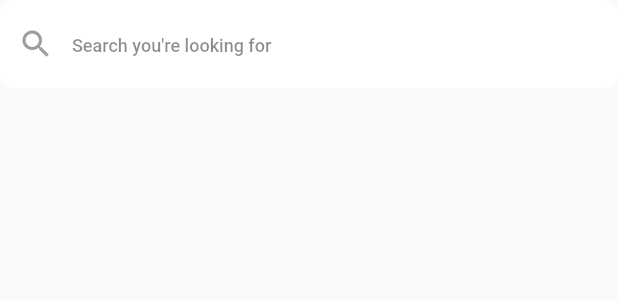
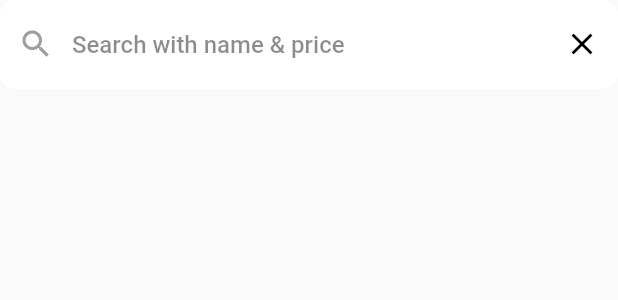
Before and after one commit to yamnizero/mkan_shop, a Flutter app: the SearchFormText widget shown alone on an empty page, opened directly, on a phone screen of 412 x 824 dp. Shown: the top 300 px of the screen. Run offline on Flutter 3.47's test engine with Material 2 defaults, Android fonts, the phone set to English and light mode, and no system bars; our stand-ins replace badges, carousel_slider, firebase_auth, firebase_core, flutter_rating_bar, get and 5 more; accounts and stored records are empty; network calls fail.

Commit message:
first search

```diff
--- a/lib/view/widgets/home/search_text_form.dart
+++ b/lib/view/widgets/home/search_text_form.dart
@@ -1,13 +1,22 @@
 import 'package:flutter/material.dart';
+import 'package:get/get.dart';
+import 'package:mkan_shop/logic/controllers/product_controller.dart';
 
 class SearchFormText extends StatelessWidget {
-  const SearchFormText({Key? key}) : super(key: key);
+   SearchFormText({Key? key}) : super(key: key);
+
+  final controller = Get.find<ProductController>();
 
   @override
   Widget build(BuildContext context) {
-    return TextFormField(
+    return GetBuilder<ProductController>(
+        builder: (_) => TextField(
+      controller: controller.searchTextController,
       cursorColor: Colors.black,
       keyboardType: TextInputType.text,
+      onChanged: (searchName){
+
+      },
       decoration: InputDecoration(
         fillColor: Colors.white,
         focusColor: Colors.red,
@@ -15,10 +24,14 @@ class SearchFormText extends StatelessWidget {
           Icons.search,
           color: Colors.grey,
         ),
-        hintText: "Search you're looking for  ",
+        suffixIcon: IconButton(
+          onPressed: (){},
+          icon: const Icon(Icons.close,color: Colors.black,),
+        ),
+        hintText: "Search with name & price ",
         hintStyle: const TextStyle(
           color: Colors.black45,
-          fontSize: 12,
+          fontSize: 16,
           fontWeight: FontWeight.w500,
         ),
         filled: true,
@@ -47,6 +60,6 @@ class SearchFormText extends StatelessWidget {
           borderRadius: BorderRadius.circular(10),
         ),
       ),
-    );
+    ));
   }
 }
```
Also changed, not shown: lib/logic/controllers/product_controller.dart (+26 -0 lines).
